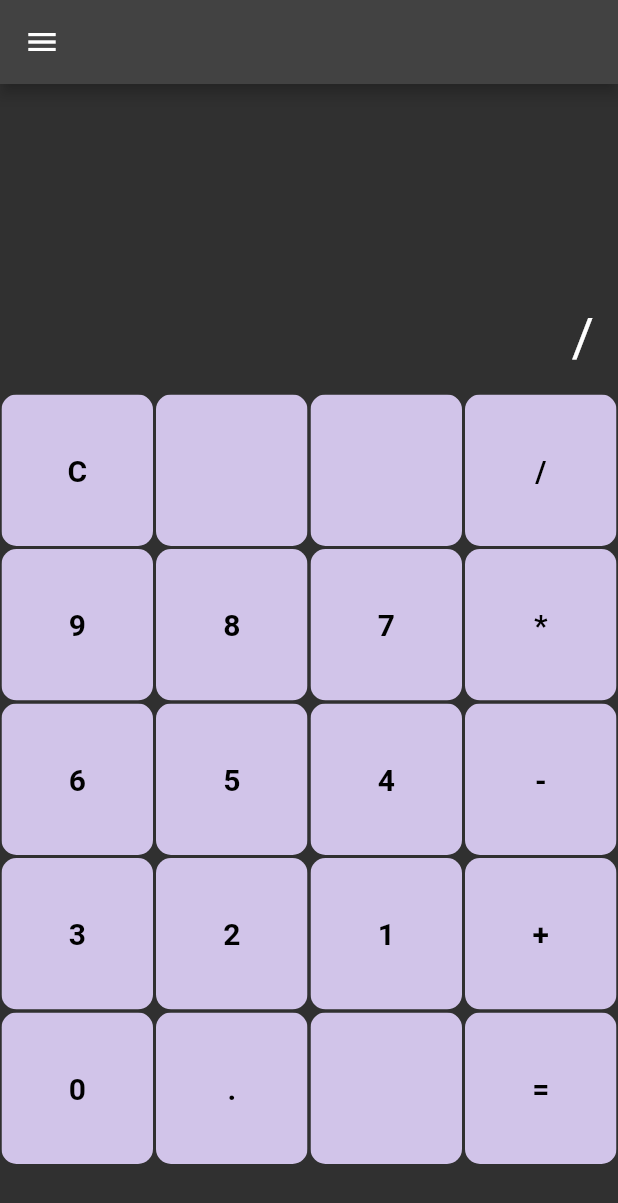
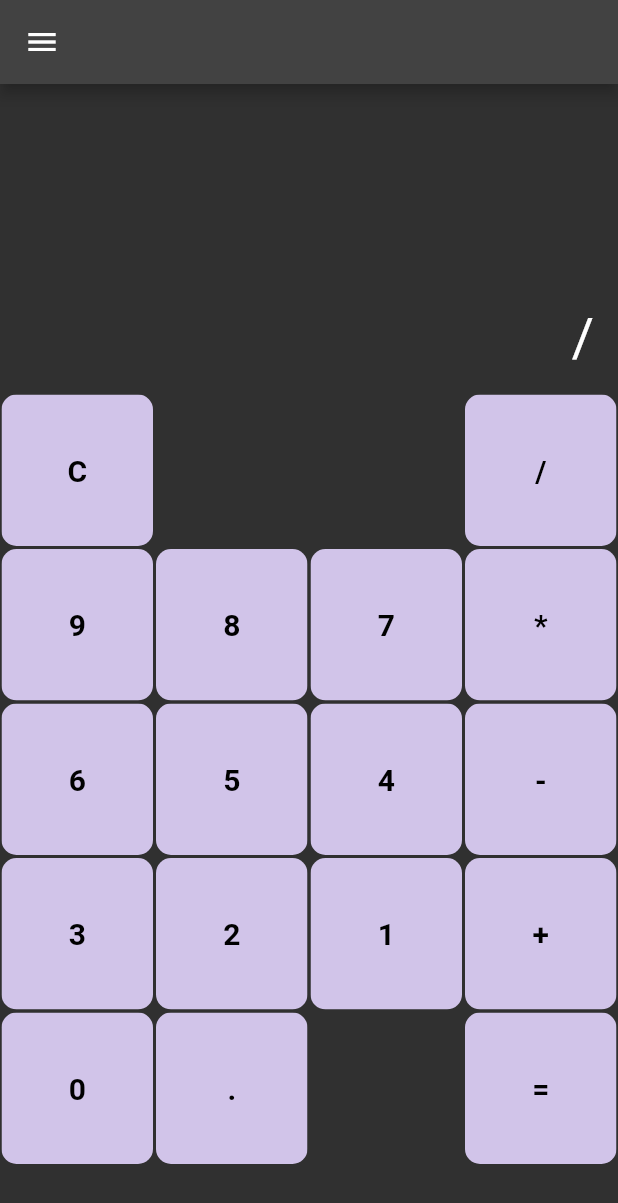
Before and after one commit to jibunorp2/ASE456-Group-Project, a Flutter app: the screen it shows after launch, after a tap on an icon or button, on a phone screen of 412 x 824 dp. Shown: the top 1203 px of the screen. Run offline on Flutter 3.47's test engine with Material 2 defaults, Android fonts, the phone set to English and light mode, and no system bars.

Commit message:
refactored simple and button ui

```diff
--- a/lib/screens/simple.dart
+++ b/lib/screens/simple.dart
@@ -26,7 +26,7 @@ class _Simple extends State<Simple> {
   }
 
   void handleClick(String input) {
-    if (RegExp(r'[+\-*/0]').hasMatch(input)) {
+    if (RegExp(r'[+\-*/]').hasMatch(input)) {
       handleOperation(input);
     } else if (input == 'C') {
       clear();
@@ -39,7 +39,7 @@ class _Simple extends State<Simple> {
 
   void handleInput(String input) {
     setState(() {
-      if (answer != 0 || RegExp(r'[+\-*/0]').hasMatch(display)) {
+      if (answer != 0.0 || RegExp(r'^[+\-*/0]+$').hasMatch(display)) {
         display = input;
         answer = 0;
       } else {
--- a/lib/ui_elements/button.dart
+++ b/lib/ui_elements/button.dart
@@ -14,6 +14,10 @@ class MyButton extends StatelessWidget {
 
   @override
   Widget build(BuildContext context) {
+    var backgroundColor = buttonColor;
+    if (text == '') {
+      backgroundColor = Colors.transparent;
+    }
     return GestureDetector(
       onTap: function,
       child: Padding(
@@ -23,7 +27,7 @@ class MyButton extends StatelessWidget {
           child: Container(
               height: 10,
               width: 10,
-              color: buttonColor,
+              color: backgroundColor,
               child: Center(
                 child: Text(text,
                     style: TextStyle(
```
Also changed, not shown: 1 other file.
